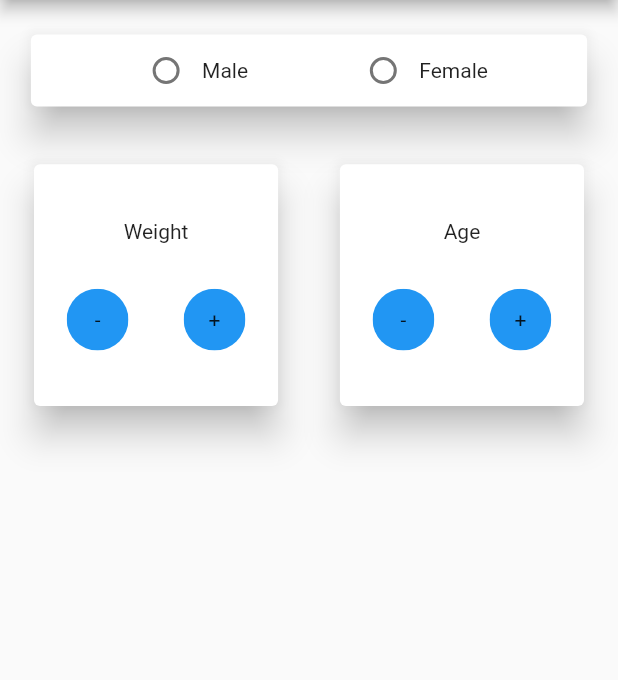
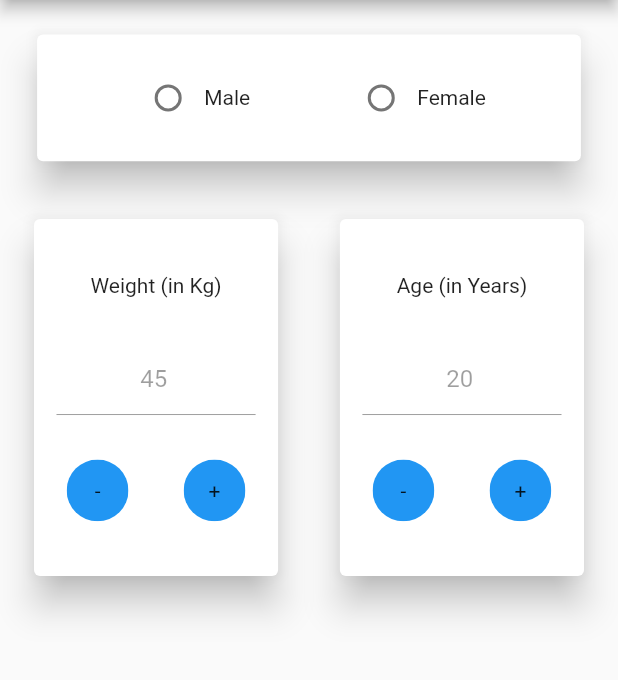
Before and after one commit to codenameakshay/BMI-flutter, a Flutter app: the screen it shows after launch, on a phone screen of 412 x 824 dp, the part 84-764 px from its top. Run offline on Flutter 3.47's test engine with Material 2 defaults, Android fonts, the phone set to English and light mode, and no system bars.

Commit message:
Working Weight, Age Cards in Potrait Mode

```diff
--- a/lib/main.dart
+++ b/lib/main.dart
@@ -1,7 +1,11 @@
 import 'package:flutter/material.dart';
 import 'package:flutter/cupertino.dart';
+import 'package:flutter/services.dart';
 import './theme_provider.dart';
 import 'package:provider/provider.dart';
+
+var weightValue = TextEditingController();
+var ageValue = TextEditingController();
 
 void main() {
   runApp(
@@ -156,11 +160,17 @@ class _MainScreenPState extends State<MainScreenP> {
   var genderValue;
   var height;
   var width;
+  var weight;
+  var age;
 
   @override
   void initState() {
     super.initState();
     genderValue = 0;
+    weight = 45;
+    age = 20;
+    weightValue.text = weight.toString();
+    ageValue.text = age.toString();
   }
 
   void changeGenderValue(int val) {
@@ -171,12 +181,45 @@ class _MainScreenPState extends State<MainScreenP> {
     );
   }
 
+  void increaseWeight() {
+    setState(() {
+      weight++;
+      weightValue.text = weight.toString();
+      print(weight);
+    });
+  }
+
+  void decreaseWeight() {
+    setState(() {
+      weight--;
+      weightValue.text = weight.toString();
+      print(weight);
+    });
+  }
+
+  void increaseAge() {
+    setState(() {
+      age++;
+      ageValue.text = age.toString();
+      print(age);
+    });
+  }
+
+  void decreaseAge() {
+    setState(() {
+      age--;
+      ageValue.text = age.toString();
+      print(age);
+    });
+  }
+
   _MainScreenPState(this.height, this.width);
   @override
   Widget build(BuildContext context) {
     return Column(
       children: <Widget>[
-        Card(
+        Container(width: width*0.98,height: height*0.17,
+          child: Card(
             elevation: 10,
             margin: EdgeInsets.symmetric(
               vertical: height * 0.03,
@@ -214,28 +257,47 @@ class _MainScreenPState extends State<MainScreenP> {
               ],
             ),
           ),
-        Row(mainAxisAlignment: MainAxisAlignment.center,
+        ),
+        Row(
+          mainAxisAlignment: MainAxisAlignment.center,
           children: <Widget>[
             Container(
-              width: width*0.495,
-              height: height*0.25,
+              width: width * 0.495,
+              height: height * 0.35,
               child: Card(
                 margin: EdgeInsets.symmetric(
                   vertical: height * 0.02,
                   horizontal: width * 0.05,
                 ),
                 elevation: 10,
-                child: Column(mainAxisAlignment: MainAxisAlignment.center,
-                  children: <Widget>[
+                child: Column(
+                  mainAxisAlignment: MainAxisAlignment.center,
+                  children: <Widget>[Padding(
+                    padding: const EdgeInsets.symmetric(
+                          vertical: 15, horizontal: 15),
+                    child: Text('Weight (in Kg)'),
+                  ),
                     Padding(
-                      padding: const EdgeInsets.symmetric(vertical:15,horizontal:15),
-                      child: Text('Weight'),
+                      padding: const EdgeInsets.symmetric(
+                          vertical: 15, horizontal: 15),
+                      child: TextField(
+                        enabled: false,
+                        controller: weightValue,
+                        textAlign: TextAlign.center,
+                        decoration: InputDecoration(
+                          hintText: weightValue.text,
                         ),
-                    Row(mainAxisAlignment: MainAxisAlignment.spaceEvenly,
+                      ),
+                    ),
+                    Row(
+                      mainAxisAlignment: MainAxisAlignment.spaceEvenly,
                       children: <Widget>[
                         InkWell(
                           child: GestureDetector(
-                            onTap: () {},
+                            onTap: () {
+                              HapticFeedback.vibrate();
+                              decreaseWeight();
+                            },
                             child: Padding(
                               padding: const EdgeInsets.all(15),
                               child: ClipOval(
@@ -251,7 +313,10 @@ class _MainScreenPState extends State<MainScreenP> {
                         ),
                         InkWell(
                           child: GestureDetector(
-                            onTap: () {},
+                            onTap: () {
+                              HapticFeedback.vibrate();
+                              increaseWeight();
+                            },
                             child: Padding(
                               padding: const EdgeInsets.all(15),
                               child: ClipOval(
@@ -271,25 +336,43 @@ class _MainScreenPState extends State<MainScreenP> {
                 ),
               ),
             ),
-            Container(width: width*0.495,
-              height: height*0.25,
+            Container(
+              width: width * 0.495,
+              height: height * 0.35,
               child: Card(
                 margin: EdgeInsets.symmetric(
                   vertical: height * 0.02,
                   horizontal: width * 0.05,
                 ),
                 elevation: 10,
-                child: Column(mainAxisAlignment: MainAxisAlignment.center,
-                  children: <Widget>[
+                child: Column(
+                  mainAxisAlignment: MainAxisAlignment.center,
+                  children: <Widget>[Padding(
+                    padding: const EdgeInsets.symmetric(
+                          vertical: 15, horizontal: 15),
+                    child: Text('Age (in Years)'),
+                  ),
                     Padding(
-                      padding: const EdgeInsets.symmetric(vertical:15,horizontal:15),
-                      child: Text('Age'),
+                      padding: const EdgeInsets.symmetric(
+                          vertical: 15, horizontal: 15),
+                      child: TextField(
+                        enabled: false,
+                        controller: ageValue,
+                        textAlign: TextAlign.center,
+                        decoration: InputDecoration(
+                          hintText: ageValue.text,
                         ),
-                    Row(mainAxisAlignment: MainAxisAlignment.spaceEvenly,
+                      ),
+                    ),
+                    Row(
+                      mainAxisAlignment: MainAxisAlignment.spaceEvenly,
                       children: <Widget>[
                         InkWell(
                           child: GestureDetector(
-                            onTap: () {},
+                            onTap: () {
+                              HapticFeedback.vibrate();
+                              decreaseAge();
+                            },
                             child: Padding(
                               padding: const EdgeInsets.all(15),
                               child: ClipOval(
@@ -305,7 +388,10 @@ class _MainScreenPState extends State<MainScreenP> {
                         ),
                         InkWell(
                           child: GestureDetector(
-                            onTap: () {},
+                            onTap: () {
+                              HapticFeedback.vibrate();
+                              increaseAge();
+                            },
                             child: Padding(
                               padding: const EdgeInsets.all(15),
                               child: ClipOval(
```
Lines whose indentation alone changed are shown as unchanged.
